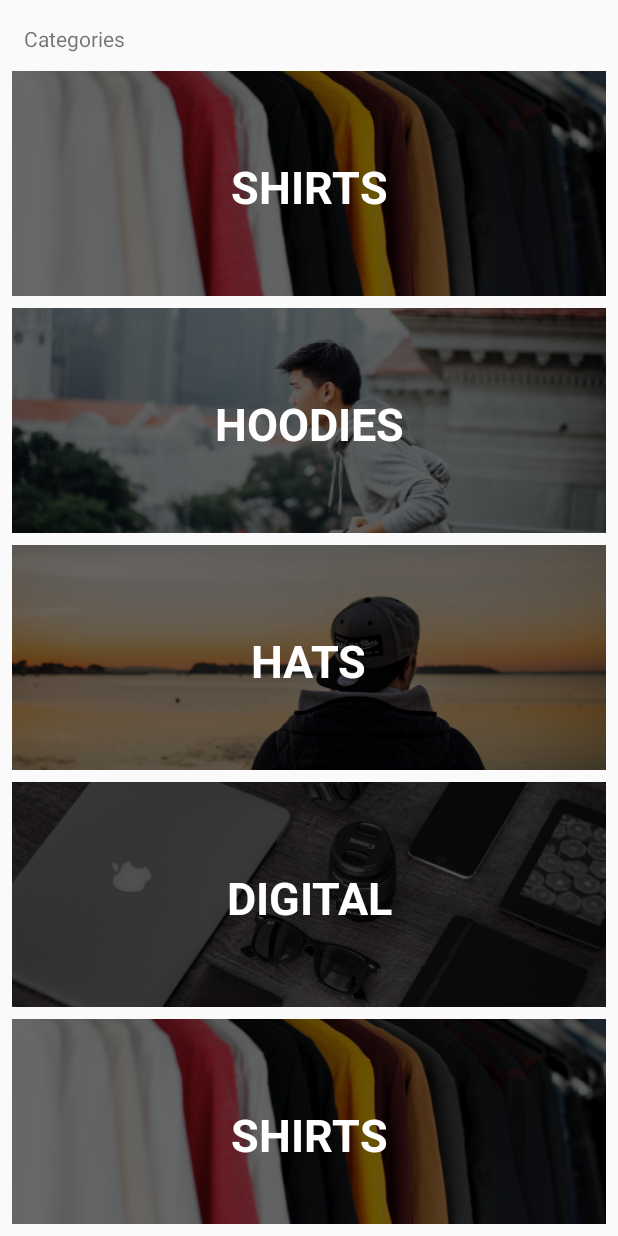
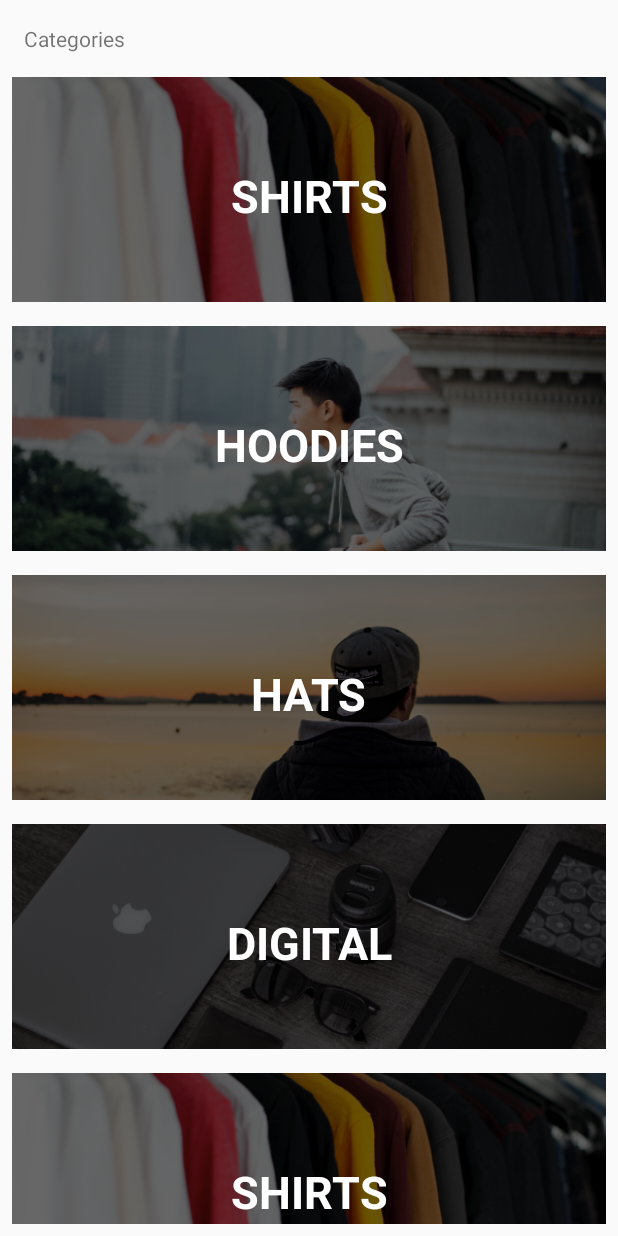
Before and after one commit to nachwon/Kotlin-Study, an Android app: the screen it shows after launch (MainActivity), on a phone screen of 412 x 824 dp. Run offline under Robolectric (Android 15) with nearby library versions, the phone set to English and light mode, and no system bars.

Commit message:
Apply recyclerview

```diff
--- a/app/build.gradle
+++ b/app/build.gradle
@@ -25,8 +25,9 @@ android {
 
 dependencies {
     implementation fileTree(dir: 'libs', include: ['*.jar'])
-    implementation"org.jetbrains.kotlin:kotlin-stdlib-jdk7:$kotlin_version"
+    implementation "org.jetbrains.kotlin:kotlin-stdlib-jdk7:$kotlin_version"
     implementation 'androidx.appcompat:appcompat:1.0.2'
+    implementation 'androidx.recyclerview:recyclerview:1.1.0'
     implementation 'androidx.core:core-ktx:1.0.2'
     implementation 'androidx.constraintlayout:constraintlayout:1.1.3'
     testImplementation 'junit:junit:4.12'
--- /dev/null
+++ b/app/src/main/java/com/example/coderswag/Adapters/CategoryRecycleAdapter.kt
@@ -0,0 +1,41 @@
+package com.example.coderswag.Adapters
+
+import android.content.Context
+import android.view.LayoutInflater
+import android.view.View
+import android.view.ViewGroup
+import android.widget.ImageView
+import android.widget.TextView
+import androidx.recyclerview.widget.RecyclerView
+import com.example.coderswag.Model.Category
+import com.example.coderswag.R
+
+class CategoryRecycleAdapter(val context: Context, val categories: List<Category>):
+    RecyclerView.Adapter<CategoryRecycleAdapter.Holder>() {
+
+    inner class Holder(itemView: View) : RecyclerView.ViewHolder(itemView) {
+        val categoryImage = itemView.findViewById<ImageView>(R.id.categoryImage)
+        val categoryName = itemView.findViewById<TextView>(R.id.categoryName)
+
+        fun bindCategory(category: Category, context: Context) {
+            val resourceId = context.resources.getIdentifier(category.image,
+                "drawable", context.packageName)
+            categoryImage?.setImageResource(resourceId)
+            categoryName.text = category.title
+        }
+    }
+
+    override fun onCreateViewHolder(parent: ViewGroup, viewType: Int): Holder {
+        val view = LayoutInflater.from(context).inflate(R.layout.category_list_item, parent, false)
+        return Holder(view)
+    }
+
+    override fun getItemCount(): Int {
+        return categories.count()
+    }
+
+    override fun onBindViewHolder(holder: Holder, position: Int) {
+        holder.bindCategory(categories[position], context)
+    }
+
+}
--- a/app/src/main/java/com/example/coderswag/Controller/MainActivity.kt
+++ b/app/src/main/java/com/example/coderswag/Controller/MainActivity.kt
@@ -2,24 +2,30 @@ package com.example.coderswag.Controller
 
 import androidx.appcompat.app.AppCompatActivity
 import android.os.Bundle
+import android.widget.Toast
+import androidx.recyclerview.widget.LinearLayoutManager
 import com.example.coderswag.Adapters.CategoryAdapter
+import com.example.coderswag.Adapters.CategoryRecycleAdapter
 import com.example.coderswag.R
 import com.example.coderswag.Services.DataService
 import kotlinx.android.synthetic.main.activity_main.*
 
 class MainActivity : AppCompatActivity() {
 
-    lateinit var adapter: CategoryAdapter
+    lateinit var adapter: CategoryRecycleAdapter
 
     override fun onCreate(savedInstanceState: Bundle?) {
         super.onCreate(savedInstanceState)
         setContentView(R.layout.activity_main)
 
-        adapter = CategoryAdapter(
+        adapter = CategoryRecycleAdapter(
             this,
             DataService.categories
         )
+        categoryListView.adapter = adapter
 
-        categoryListView.adapter = adapter
+        val layoutManager = LinearLayoutManager(this)
+        categoryListView.layoutManager = layoutManager
+        categoryListView.setHasFixedSize(true)
     }
 }
--- a/app/src/main/res/layout/activity_main.xml
+++ b/app/src/main/res/layout/activity_main.xml
@@ -16,7 +16,7 @@
         app:layout_constraintLeft_toLeftOf="parent"
         app:layout_constraintTop_toTopOf="parent" />
 
-    <ListView
+    <androidx.recyclerview.widget.RecyclerView
         android:id="@+id/categoryListView"
         android:layout_width="0dp"
         android:layout_height="0dp"
--- a/app/src/main/res/layout/category_list_item.xml
+++ b/app/src/main/res/layout/category_list_item.xml
@@ -3,7 +3,7 @@
     xmlns:app="http://schemas.android.com/apk/res-auto"
     xmlns:tools="http://schemas.android.com/tools"
     android:orientation="vertical" android:layout_width="match_parent"
-    android:layout_height="150dp">
+    android:layout_height="166dp">
 
     <ImageView
         android:id="@+id/categoryImage"
```
